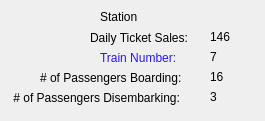
This is TrackModel/stationdetails.ui in shamuraii/ECE1140 as Qt 5 draws it before an edit. The edited form follows.
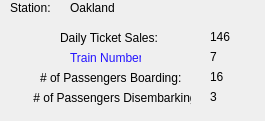
This is the edited form.

The edit to the form file:
```diff
--- a/TrackModel/stationdetails.ui
+++ b/TrackModel/stationdetails.ui
@@ -42,9 +42,9 @@
   <widget class="QLabel" name="label_3">
    <property name="geometry">
     <rect>
-     <x>10</x>
+     <x>30</x>
      <y>90</y>
-     <width>181</width>
+     <width>161</width>
      <height>16</height>
     </rect>
    </property>
@@ -55,7 +55,7 @@
   <widget class="QLabel" name="label_4">
    <property name="geometry">
     <rect>
-     <x>90</x>
+     <x>60</x>
      <y>30</y>
      <width>111</width>
      <height>16</height>
@@ -94,9 +94,9 @@
   <widget class="QLabel" name="label_8">
    <property name="geometry">
     <rect>
-     <x>100</x>
+     <x>70</x>
      <y>50</y>
-     <width>101</width>
+     <width>71</width>
      <height>16</height>
     </rect>
    </property>
@@ -162,14 +162,27 @@
   <widget class="QLabel" name="label_13">
    <property name="geometry">
     <rect>
-     <x>100</x>
-     <y>10</y>
-     <width>47</width>
-     <height>14</height>
+     <x>10</x>
+     <y>0</y>
+     <width>41</width>
+     <height>16</height>
     </rect>
    </property>
    <property name="text">
-    <string>Station</string>
+    <string>Station:</string>
+   </property>
+  </widget>
+  <widget class="QLabel" name="stationLabel">
+   <property name="geometry">
+    <rect>
+     <x>70</x>
+     <y>0</y>
+     <width>191</width>
+     <height>16</height>
+    </rect>
+   </property>
+   <property name="text">
+    <string>Oakland</string>
    </property>
   </widget>
  </widget>
```
Left out of the diff: 8 changed lines with no effect on the pictures.
